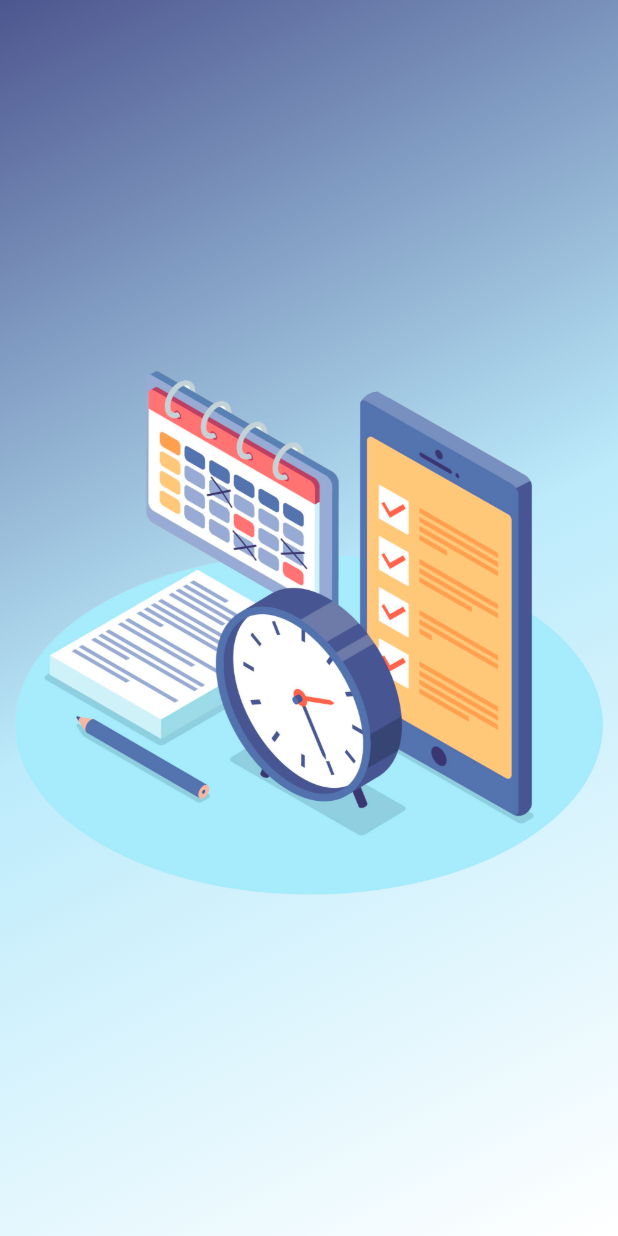
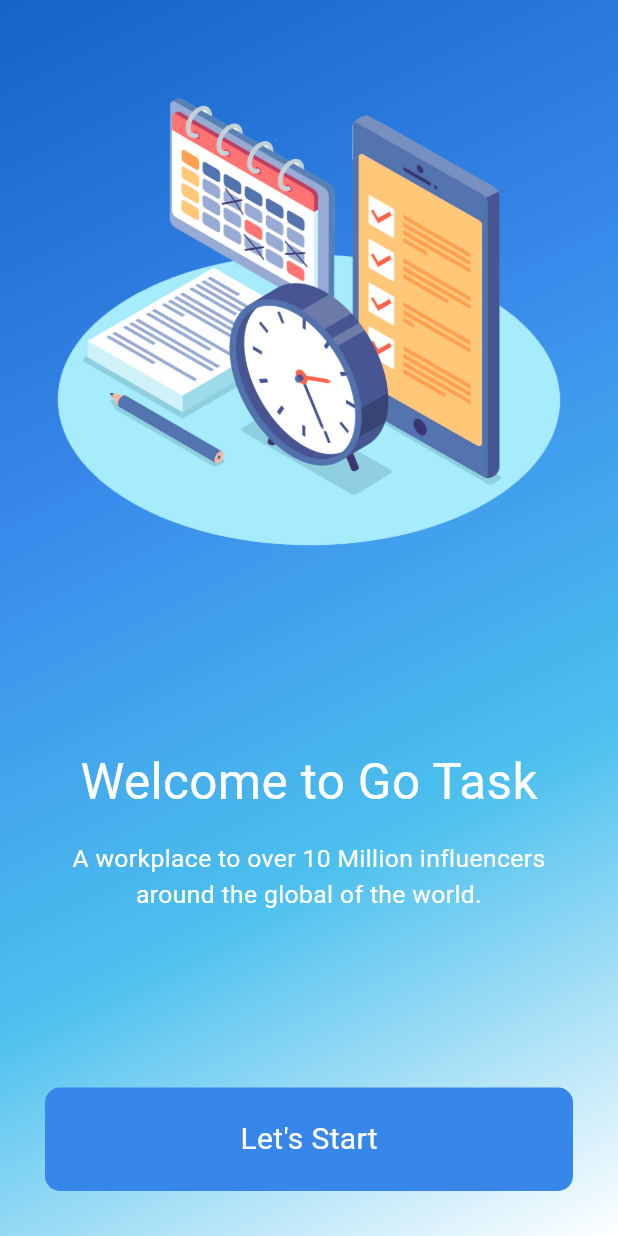
Before and after one commit to CSI-Trainee-2024/Task_4_Sparsh_2311143, a Flutter app: the first screen one second after launch, on a phone screen of 412 x 824 dp. Run offline on Flutter 3.47's test engine with Material 3 defaults, Android fonts, the light colour scheme and no system bars.

Commit message:
splash screen ui changed

```diff
--- a/lib/constants/colors.dart
+++ b/lib/constants/colors.dart
@@ -1,7 +1,8 @@
 import 'package:flutter/material.dart';
 
-const darkBlueColor = Color(0xff4d568f);
-const lightBlueColor = Color(0xffbcebfb);
+const darkBlueColor = Color(0xff1464c7);
+const lightBlueColor = Color(0xff4cc0ee);
+const blueColor = Color(0xff3787eb);
 const whiteColor = Colors.white;
 const greyColor = Color(0xffb4b4b4);
 const blackcolor = Colors.black;
--- a/lib/pages/home_page.dart
+++ b/lib/pages/home_page.dart
@@ -78,7 +78,7 @@ class _HomePageState extends State<HomePage> {
                               width: screenWidth * 0.025,
                             ),
                             Container(
-                              color: Colors.red,
+
                               width: screenWidth * 0.2,
                               child: Column(
                                 crossAxisAlignment: CrossAxisAlignment.end,
--- a/lib/splash.dart
+++ b/lib/splash.dart
@@ -12,51 +12,62 @@ class SplashScreen extends StatefulWidget {
   State<SplashScreen> createState() => _SplashScreenState();
 }
 
-// List<Todo> todos = [Todo(title: "vjnv",description: "vrjvv"),Todo(title: "dbvvb", description: "vudfdbvhvbf")];
-  // List<int> a = [1,4,6,7];
-  // List<String> b = ["cdhbcb","cdhbdcd","ihbhv"];
-
-
-  // _test(){
-  //   for(int i=0;i<todos.length;i++){
-  //     print(todos[i].title);
-  //     print(todos[i].description);
-  //   }
-  // }
-
-
-
-
 class _SplashScreenState extends State<SplashScreen> {
-  @override
-  void initState() {
-    _goToMenuPage();
-    super.initState();
-  }
-
-  _goToMenuPage() {
-    Future.delayed(const Duration(seconds: 2)).then((_) {
-      Navigator.of(context).pushAndRemoveUntil(
-          MaterialPageRoute(builder: (context) => const HomePage()),
-          (Route<dynamic> route) => false);
-    });
-  }
   @override
   Widget build(BuildContext context) {
     return SafeArea(
       child: Scaffold(
         body: Container(
+            padding: const EdgeInsets.all(30),
             height: screenHeight,
             width: screenWidth,
             decoration: const BoxDecoration(
               gradient: LinearGradient(
                 begin: Alignment.topLeft,
                 end: Alignment.bottomRight,
-              colors: [darkBlueColor, lightBlueColor, whiteColor],
+                colors: [darkBlueColor, blueColor, lightBlueColor, whiteColor],
               ),
             ),
-          child: Image.asset("assets/splash_image.png"),
+            child: Column(
+              mainAxisAlignment: MainAxisAlignment.spaceBetween,
+              children: [
+                Image.asset("assets/splash_image.png"),
+                Column(
+                  children: [
+                    Text("Welcome to Go Task",
+                        style: TextStyle(
+                            fontSize: screenWidth * 0.08, color: whiteColor)),
+                    SizedBox(
+                      height: screenHeight * 0.02,
                     ),
+                    Text(
+                      "A workplace to over 10 Million influencers around the global of the world.",
+                      style: TextStyle(
+                          fontSize: screenWidth * 0.04, color: whiteColor),
+                      textAlign: TextAlign.center,
+                    ),
+                  ],
+                ),
+                GestureDetector(
+                  onTap: () {
+                    Navigator.of(context).pushAndRemoveUntil(
+                        MaterialPageRoute(
+                            builder: (context) => const HomePage()),
+                        (Route<dynamic> route) => false);
+                  },
+                  child: Container(
+                    alignment: Alignment.center,
+                    width: screenWidth * 0.9,
+                    padding: const EdgeInsets.all(20),
+                    decoration: BoxDecoration(
+                        color: blueColor,
+                        borderRadius: BorderRadius.circular(10)),
+                    child: const Text("Let's Start",
+                        style: TextStyle(fontSize: 20, color: whiteColor)),
+                  ),
+                )
+              ],
+            )),
       ),
     );
   }
```
Lines whose indentation alone changed are shown as unchanged.
